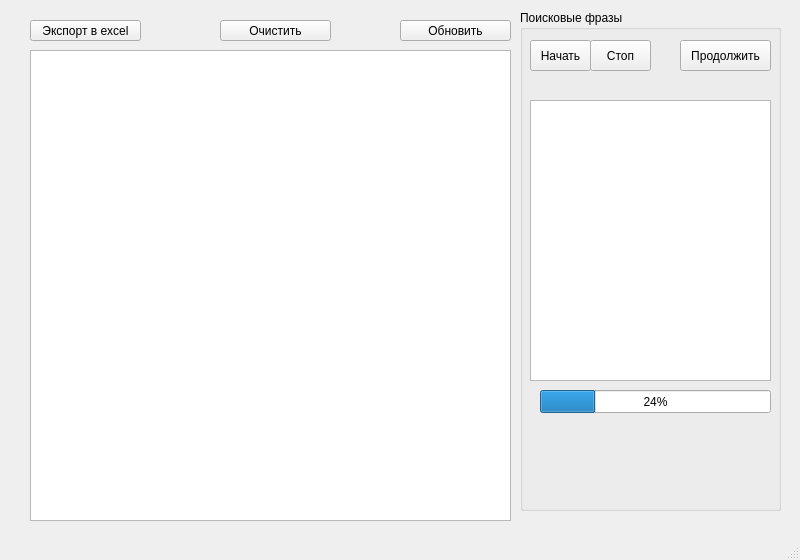
The window that untitled.ui (Farklin/email_parsing) describes before a commit, drawn with Qt 5.
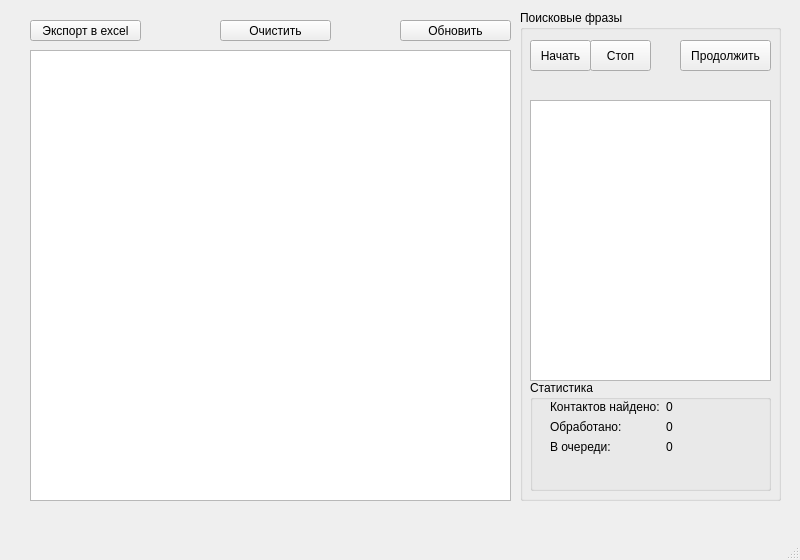
The same window after the commit.

```diff
--- a/untitled.ui
+++ b/untitled.ui
@@ -20,7 +20,7 @@
       <x>520</x>
       <y>10</y>
       <width>261</width>
-      <height>501</height>
+      <height>491</height>
      </rect>
     </property>
     <property name="title">
@@ -75,18 +75,72 @@
       <string>Продолжить</string>
      </property>
     </widget>
-    <widget class="QProgressBar" name="progressBar">
+    <widget class="QGroupBox" name="groupBox_2">
      <property name="geometry">
       <rect>
-       <x>20</x>
-       <y>380</y>
-       <width>231</width>
-       <height>23</height>
+       <x>10</x>
+       <y>370</y>
+       <width>241</width>
+       <height>111</height>
       </rect>
      </property>
-     <property name="value">
-      <number>24</number>
+     <property name="title">
+      <string>Статистика</string>
      </property>
+     <widget class="QWidget" name="formLayoutWidget">
+      <property name="geometry">
+       <rect>
+        <x>20</x>
+        <y>20</y>
+        <width>201</width>
+        <height>80</height>
+       </rect>
+      </property>
+      <layout class="QFormLayout" name="formLayout">
+       <item row="0" column="0">
+        <widget class="QLabel" name="label">
+         <property name="text">
+          <string>Контактов найдено:</string>
+         </property>
+        </widget>
+       </item>
+       <item row="1" column="0">
+        <widget class="QLabel" name="label_2">
+         <property name="text">
+          <string>Обработано:</string>
+         </property>
+        </widget>
+       </item>
+       <item row="2" column="0">
+        <widget class="QLabel" name="label_3">
+         <property name="text">
+          <string>В очереди:</string>
+         </property>
+        </widget>
+       </item>
+       <item row="0" column="1">
+        <widget class="QLabel" name="label_count_email">
+         <property name="text">
+          <string>0</string>
+         </property>
+        </widget>
+       </item>
+       <item row="1" column="1">
+        <widget class="QLabel" name="label_count_site">
+         <property name="text">
+          <string>0</string>
+         </property>
+        </widget>
+       </item>
+       <item row="2" column="1">
+        <widget class="QLabel" name="label_queue_sites">
+         <property name="text">
+          <string>0</string>
+         </property>
+        </widget>
+       </item>
+      </layout>
+     </widget>
     </widget>
    </widget>
    <widget class="QPushButton" name="btn_export">
@@ -121,7 +175,7 @@
       <x>30</x>
       <y>50</y>
       <width>481</width>
-      <height>471</height>
+      <height>451</height>
      </rect>
     </property>
    </widget>
```
Left out of the diff: 12 changed lines with no effect on the pictures.
